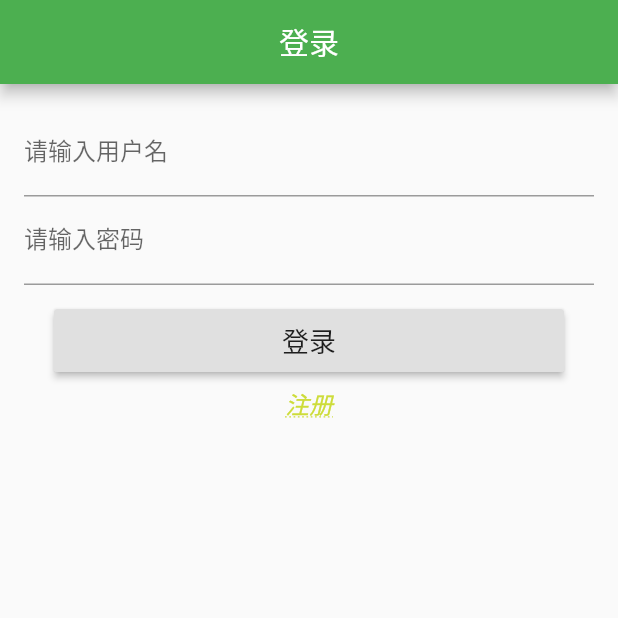
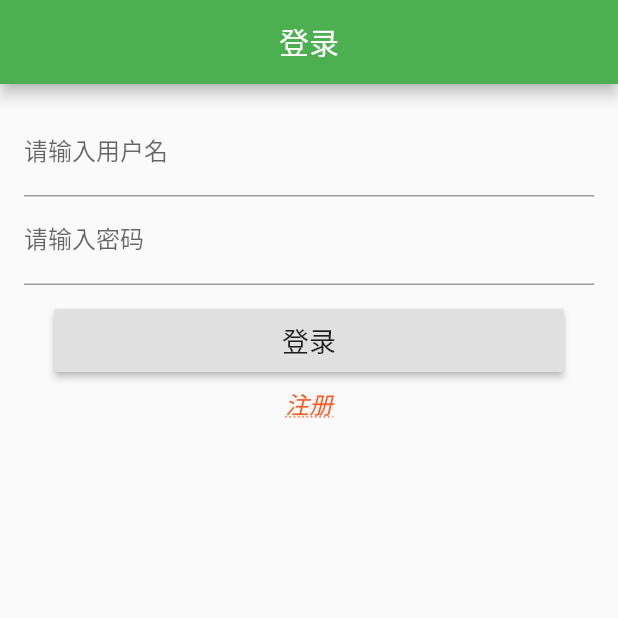
Before and after one commit to krilie/lico_app, a Flutter app: the screen it shows after launch, on a phone screen of 412 x 824 dp, the top half of it. Run offline on Flutter 3.47's test engine with Material 2 defaults, Android fonts, the phone set to English and light mode, and no system bars; drawn by our look-alikes of oktoast; our stand-ins replace dio, shared_preferences; generated files the repository leaves out were written again.

```diff
--- a/lib/user/user_login.dart
+++ b/lib/user/user_login.dart
@@ -78,7 +78,7 @@ class _UserLoginScreen extends State<UserLoginScreen> {
                       '注册',
                       style: TextStyle(
                           fontSize: 16.0,
-                          color: Colors.lime,
+                          color: Colors.deepOrange,
                           fontStyle: FontStyle.italic,
                           textBaseline: TextBaseline.alphabetic,
                           decoration:TextDecoration.underline,
```
